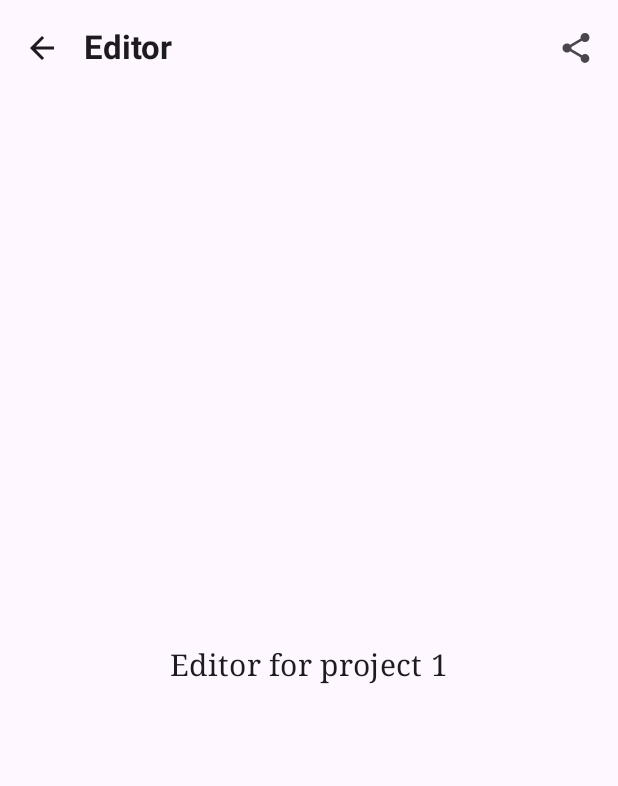
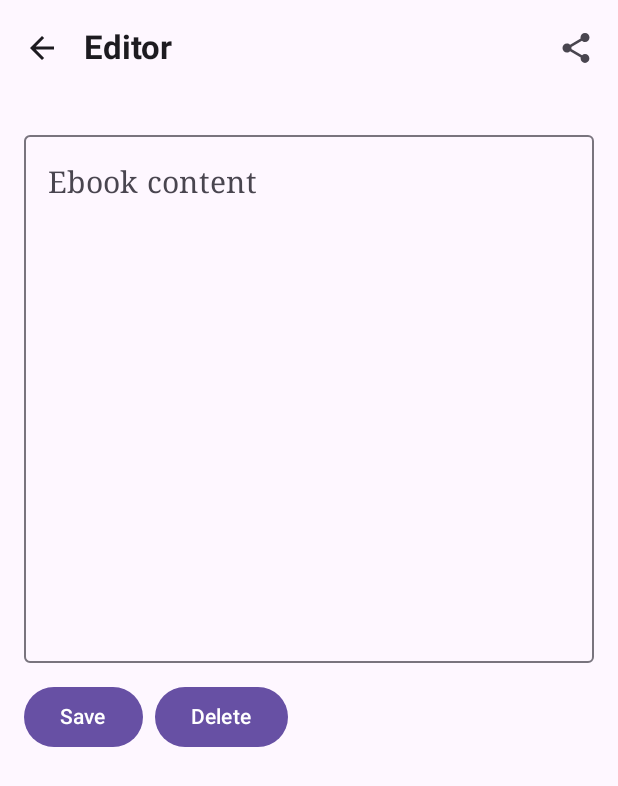
Before and after one commit to TronsGuitar/EbookEditor, an Android app built with Jetpack Compose: the @Preview function EditorScreenPreview, on a phone screen of 412 x 824 dp. Shown: the top 786 px of the screen. Run offline under Robolectric (Android 15) with nearby library versions, the phone set to English and light mode, and no system bars; Roboto replaces fonts that are not available here.

Commit message:
Implement local ebook persistence and share action from editor
Agent-Logs-Url: https://github.com/TronsGuitar/EbookEditor/sessions/69fda89d-a47c-456a-92d2-aaf273ab2a79

Co-authored-by: TronsGuitar <6493295+TronsGuitar@users.noreply.github.com>

```diff
--- /dev/null
+++ b/app/src/main/kotlin/com/tronsguitar/ebookeditor/data/local/storage/EbookLocalStorage.kt
@@ -0,0 +1,33 @@
+package com.tronsguitar.ebookeditor.data.local.storage
+
+import android.content.Context
+
+/**
+ * Local key-value storage for manuscript drafts, scoped by project id.
+ */
+class EbookLocalStorage(context: Context) {
+    private val prefs = context.getSharedPreferences(PREFS_NAME, Context.MODE_PRIVATE)
+
+    fun create(projectId: Long, content: String): Boolean {
+        val key = keyFor(projectId)
+        if (prefs.contains(key)) return false
+        prefs.edit().putString(key, content).apply()
+        return true
+    }
+
+    fun read(projectId: Long): String? = prefs.getString(keyFor(projectId), null)
+
+    fun update(projectId: Long, content: String) {
+        prefs.edit().putString(keyFor(projectId), content).apply()
+    }
+
+    fun delete(projectId: Long) {
+        prefs.edit().remove(keyFor(projectId)).apply()
+    }
+
+    private fun keyFor(projectId: Long): String = "ebook_content_$projectId"
+
+    private companion object {
+        const val PREFS_NAME = "ebook_local_storage"
+    }
+}
--- a/app/src/main/kotlin/com/tronsguitar/ebookeditor/ui/navigation/AppNavigation.kt
+++ b/app/src/main/kotlin/com/tronsguitar/ebookeditor/ui/navigation/AppNavigation.kt
@@ -48,9 +48,6 @@ fun AppNavigation() {
             EditorScreen(
                 projectId = projectId,
                 onNavigateBack = { navController.popBackStack() },
-                onExport = {
-                    navController.navigate(Screen.Export.createRoute(projectId))
-                },
             )
         }
 
--- a/app/src/main/kotlin/com/tronsguitar/ebookeditor/ui/screens/editor/EditorScreen.kt
+++ b/app/src/main/kotlin/com/tronsguitar/ebookeditor/ui/screens/editor/EditorScreen.kt
@@ -1,23 +1,41 @@
 package com.tronsguitar.ebookeditor.ui.screens.editor
 
+import android.content.Intent
 import androidx.compose.foundation.layout.Box
+import androidx.compose.foundation.layout.Column
+import androidx.compose.foundation.layout.Row
+import androidx.compose.foundation.layout.Spacer
+import androidx.compose.foundation.layout.Arrangement
+import androidx.compose.foundation.layout.height
 import androidx.compose.foundation.layout.fillMaxSize
+import androidx.compose.foundation.layout.fillMaxWidth
 import androidx.compose.foundation.layout.padding
 import androidx.compose.material.icons.Icons
 import androidx.compose.material.icons.automirrored.filled.ArrowBack
 import androidx.compose.material.icons.filled.Share
+import androidx.compose.material3.Button
 import androidx.compose.material3.ExperimentalMaterial3Api
 import androidx.compose.material3.Icon
 import androidx.compose.material3.IconButton
+import androidx.compose.material3.OutlinedTextField
 import androidx.compose.material3.Scaffold
 import androidx.compose.material3.Text
 import androidx.compose.material3.TopAppBar
 import androidx.compose.runtime.Composable
+import androidx.compose.runtime.LaunchedEffect
+import androidx.compose.runtime.getValue
+import androidx.compose.runtime.mutableStateOf
+import androidx.compose.runtime.remember
+import androidx.compose.runtime.saveable.rememberSaveable
+import androidx.compose.runtime.setValue
 import androidx.compose.ui.Alignment
 import androidx.compose.ui.Modifier
+import androidx.compose.ui.platform.LocalContext
 import androidx.compose.ui.res.stringResource
 import androidx.compose.ui.tooling.preview.Preview
+import androidx.compose.ui.unit.dp
 import com.tronsguitar.ebookeditor.R
+import com.tronsguitar.ebookeditor.data.local.storage.EbookLocalStorage
 import com.tronsguitar.ebookeditor.ui.theme.EbookEditorTheme
 
 /**
@@ -32,8 +50,15 @@ import com.tronsguitar.ebookeditor.ui.theme.EbookEditorTheme
 fun EditorScreen(
     projectId: Long,
     onNavigateBack: () -> Unit,
-    onExport: () -> Unit,
 ) {
+    val context = LocalContext.current
+    val storage = remember(context) { EbookLocalStorage(context) }
+    var manuscriptContent by rememberSaveable(projectId) { mutableStateOf("") }
+
+    LaunchedEffect(projectId) {
+        manuscriptContent = storage.read(projectId).orEmpty()
+    }
+
     Scaffold(
         topBar = {
             TopAppBar(
@@ -47,10 +72,25 @@ fun EditorScreen(
                     }
                 },
                 actions = {
-                    IconButton(onClick = onExport) {
+                    IconButton(
+                        onClick = {
+                            if (manuscriptContent.isNotBlank()) {
+                                val shareIntent = Intent(Intent.ACTION_SEND).apply {
+                                    type = "text/plain"
+                                    putExtra(Intent.EXTRA_TEXT, manuscriptContent)
+                                }
+                                context.startActivity(
+                                    Intent.createChooser(
+                                        shareIntent,
+                                        context.getString(R.string.share_ebook_chooser_title),
+                                    ),
+                                )
+                            }
+                        },
+                    ) {
                         Icon(
                             imageVector = Icons.Default.Share,
-                            contentDescription = stringResource(R.string.cd_export),
+                            contentDescription = stringResource(R.string.cd_share_ebook),
                         )
                     }
                 },
@@ -61,9 +101,42 @@ fun EditorScreen(
             modifier = Modifier
                 .fillMaxSize()
                 .padding(innerPadding),
-            contentAlignment = Alignment.Center,
+            contentAlignment = Alignment.TopCenter,
         ) {
-            Text(text = stringResource(R.string.editor_placeholder, projectId))
+            Column(
+                modifier = Modifier
+                    .fillMaxSize()
+                    .padding(16.dp),
+            ) {
+                OutlinedTextField(
+                    value = manuscriptContent,
+                    onValueChange = { manuscriptContent = it },
+                    modifier = Modifier.fillMaxWidth(),
+                    label = { Text(text = stringResource(R.string.editor_content_label)) },
+                    minLines = 10,
+                )
+                Spacer(modifier = Modifier.height(12.dp))
+                Row(horizontalArrangement = Arrangement.spacedBy(8.dp)) {
+                    Button(
+                        onClick = {
+                            val created = storage.create(projectId, manuscriptContent)
+                            if (!created) {
+                                storage.update(projectId, manuscriptContent)
+                            }
+                        },
+                    ) {
+                        Text(text = stringResource(R.string.editor_save_button))
+                    }
+                    Button(
+                        onClick = {
+                            storage.delete(projectId)
+                            manuscriptContent = ""
+                        },
+                    ) {
+                        Text(text = stringResource(R.string.editor_delete_button))
+                    }
+                }
+            }
         }
     }
 }
@@ -75,7 +148,6 @@ private fun EditorScreenPreview() {
         EditorScreen(
             projectId = 1L,
             onNavigateBack = {},
-            onExport = {},
         )
     }
 }
--- a/app/src/main/res/values/strings.xml
+++ b/app/src/main/res/values/strings.xml
@@ -15,10 +15,15 @@
     <string name="cd_navigate_back">Navigate back</string>
     <string name="cd_import_manuscript">Import a manuscript</string>
     <string name="cd_export">Export project</string>
+    <string name="cd_share_ebook">Share ebook</string>
 
     <!-- Placeholder / empty state text -->
     <string name="dashboard_empty_state">No projects yet. Tap + to import a manuscript.</string>
     <string name="editor_placeholder">Editor for project %1$d</string>
+    <string name="editor_content_label">Ebook content</string>
+    <string name="editor_save_button">Save</string>
+    <string name="editor_delete_button">Delete</string>
+    <string name="share_ebook_chooser_title">Share ebook with</string>
     <string name="import_placeholder">Select a DOCX or PDF file to import.</string>
     <string name="export_placeholder">Export options for project %1$d</string>
     <string name="settings_placeholder">Configure project metadata and publishing options.</string>
```
